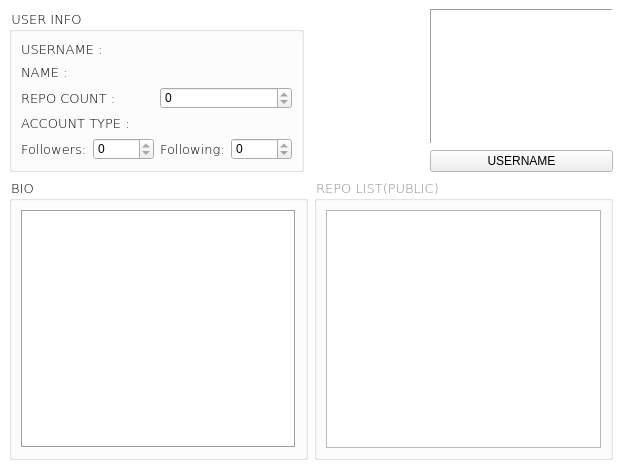
First picture: the form in mainwindow.ui, repository TruePadawan/GitHub-Info-Checker, before the edit.
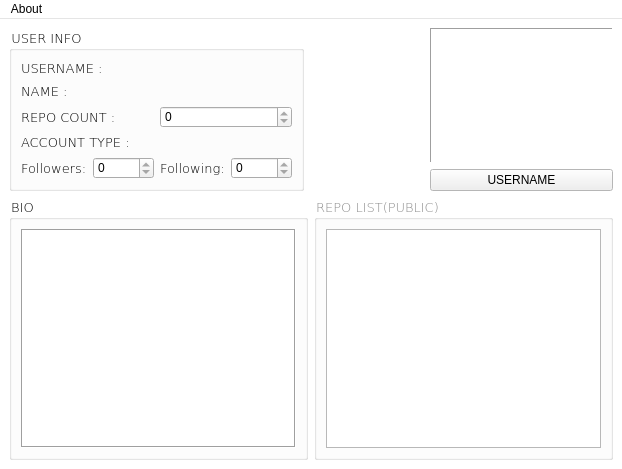
Second picture: the form after the edit. Icons and pictures are not drawn.

Diff of the .ui file:
```diff
--- a/mainwindow.ui
+++ b/mainwindow.ui
@@ -508,6 +508,28 @@
     </item>
    </layout>
   </widget>
+  <widget class="QMenuBar" name="menuBar">
+   <property name="geometry">
+    <rect>
+     <x>0</x>
+     <y>0</y>
+     <width>622</width>
+     <height>20</height>
+    </rect>
+   </property>
+   <widget class="QMenu" name="menuAbout">
+    <property name="title">
+     <string>About</string>
+    </property>
+    <addaction name="actionAbout_Qt"/>
+   </widget>
+   <addaction name="menuAbout"/>
+  </widget>
+  <action name="actionAbout_Qt">
+   <property name="text">
+    <string>About Qt</string>
+   </property>
+  </action>
  </widget>
  <resources/>
  <connections/>
```
